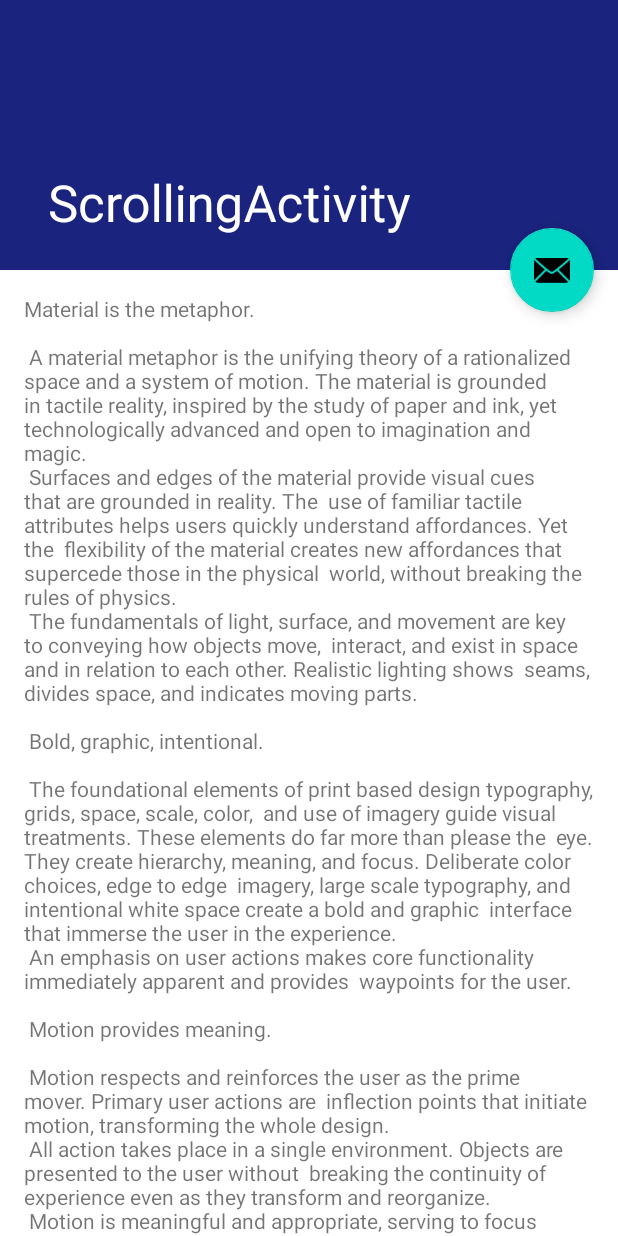
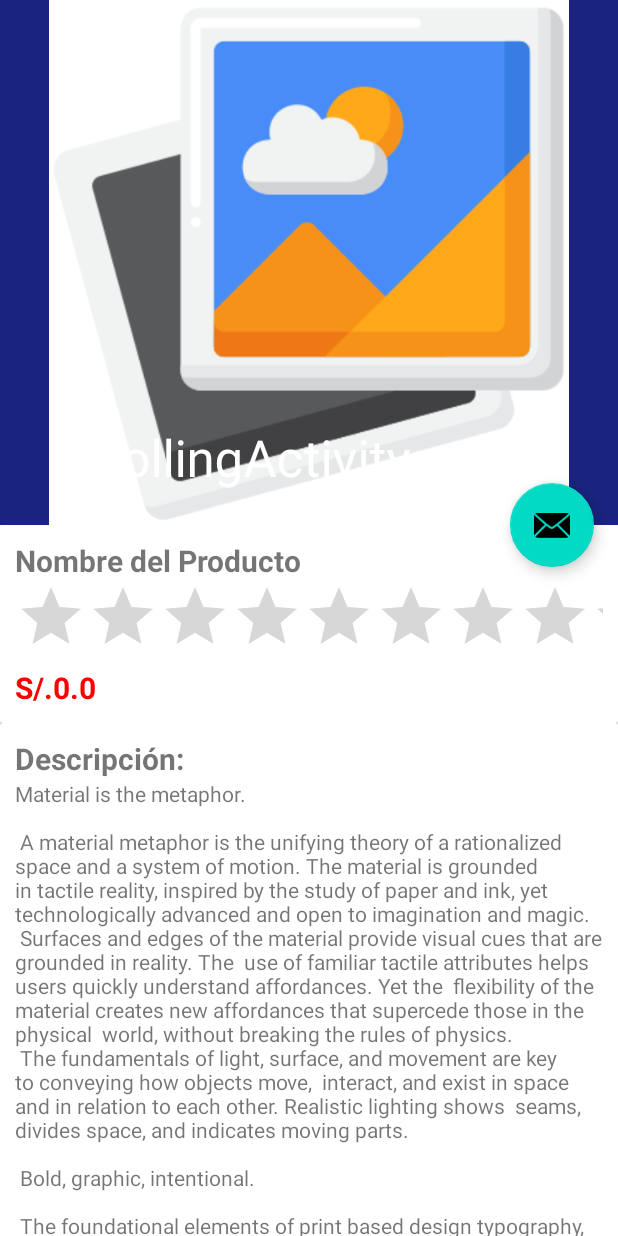
Before and after one commit to joseubillus/APKEComer2, an Android app: the MnDetaGallery screen opened directly, with no data from a screen before it, on a phone screen of 412 x 824 dp. Run offline under Robolectric (Android 15) with nearby library versions, the light colour scheme and no system bars.

Commit message:
Segundo commit

```diff
--- a/app/src/main/java/com/example/apkecomer/MnDetaGallery.java
+++ b/app/src/main/java/com/example/apkecomer/MnDetaGallery.java
@@ -10,10 +10,16 @@ import androidx.appcompat.app.AppCompatActivity;
 import androidx.appcompat.widget.Toolbar;
 
 import android.view.View;
+import android.widget.ImageView;
+import android.widget.RatingBar;
+import android.widget.TextView;
 
 import com.example.apkecomer.databinding.ActivityMnDetaGalleryBinding;
 
 public class MnDetaGallery extends AppCompatActivity {
+    private TextView Lblnom,Lblpre, Lbldesc;
+    private ImageView foto;
+    private RatingBar rting;
 
     private ActivityMnDetaGalleryBinding binding;
 
@@ -37,5 +43,15 @@ public class MnDetaGallery extends AppCompatActivity {
                         .setAction("Action", null).show();
             }
         });
+
+        Lblnom = (TextView) findViewById(R.id.FrmContDeGa_Lblnom);
+        Lblpre = (TextView) findViewById(R.id.FrmContDeGa_Lblpre);
+        rting = (RatingBar) findViewById(R.id.FrmContDeGa_Rting);
+        if(getIntent().getStringExtra("cod")!=null){
+            Bundle dato=getIntent().getExtras();
+            Lblnom.setText(""+dato.getString("nom"));
+            Lblpre.setText("S/."+dato.getString("pre"));
+            rting.setRating (new Float(dato.getString("ran")));
+        }
     }
 }
--- a/app/src/main/java/com/example/apkecomer/ui/gallery/GalleryFragment.java
+++ b/app/src/main/java/com/example/apkecomer/ui/gallery/GalleryFragment.java
@@ -45,7 +45,12 @@ public class GalleryFragment extends Fragment {
         GridProd.setOnItemClickListener(new AdapterView.OnItemClickListener() {
             @Override
             public void onItemClick(AdapterView<?> parent, View view, int position, long id) {
-                startActivity(new Intent(root.getContext(), MnDetaGallery.class));
+                Intent inte=new Intent(root.getContext(), MnDetaGallery.class);
+                inte.putExtra("cod",""+dpro.getItem(position).getCod());
+                inte.putExtra("nom",""+dpro.getItem(position).getNom());
+                inte.putExtra("pre",""+dpro.getItem(position).getPre());
+                inte.putExtra("ran",""+dpro.getItem(position).getRank());
+                startActivity(inte);
             }
         });
 
--- a/app/src/main/java/com/example/controlador/DProducto.java
+++ b/app/src/main/java/com/example/controlador/DProducto.java
@@ -93,11 +93,11 @@ public class DProducto implements IDao<Producto> {
 
     @Override
     public Producto getItem(int f) {
-        return null;
+        return array.get(f);
     }
 
     @Override
     public int getsize() {
-        return 0;
+        return array.size();
     }
 }
--- a/app/src/main/res/layout/activity_mn_deta_gallery.xml
+++ b/app/src/main/res/layout/activity_mn_deta_gallery.xml
@@ -30,6 +30,12 @@
                 app:layout_collapseMode="pin"
                 app:popupTheme="@style/Theme.APKEComer.PopupOverlay" />
 
+            <ImageView
+                android:id="@+id/imageView3"
+                android:layout_width="wrap_content"
+                android:layout_height="wrap_content"
+                app:srcCompat="@drawable/imagen" />
+
         </com.google.android.material.appbar.CollapsingToolbarLayout>
     </com.google.android.material.appbar.AppBarLayout>
 
--- a/app/src/main/res/layout/content_scrolling.xml
+++ b/app/src/main/res/layout/content_scrolling.xml
@@ -8,10 +8,72 @@
     tools:context=".MnDetaGallery"
     tools:showIn="@layout/activity_mn_deta_gallery">
 
-    <TextView
-        android:layout_width="wrap_content"
+    <LinearLayout
+        android:layout_width="match_parent"
         android:layout_height="wrap_content"
-        android:layout_margin="@dimen/text_margin"
-        android:text="@string/large_text" />
+        android:orientation="vertical">
 
+        <androidx.cardview.widget.CardView
+            android:layout_width="match_parent"
+            android:layout_height="match_parent">
+
+            <LinearLayout
+                android:layout_width="match_parent"
+                android:layout_height="match_parent"
+                android:layout_margin="10dp"
+                android:orientation="vertical">
+
+                <TextView
+                    android:id="@+id/FrmContDeGa_Lblnom"
+                    android:layout_width="match_parent"
+                    android:layout_height="wrap_content"
+                    android:text="Nombre del Producto"
+                    android:textSize="20sp"
+                    android:textStyle="bold" />
+
+                <RatingBar
+                    android:id="@+id/FrmContDeGa_Rting"
+                    android:layout_width="match_parent"
+                    android:layout_height="wrap_content" />
+
+                <TextView
+                    android:id="@+id/FrmContDeGa_Lblpre"
+                    android:layout_width="match_parent"
+                    android:layout_height="wrap_content"
+                    android:text="S/.0.0"
+                    android:textColor="#FF0000"
+                    android:textSize="20sp"
+                    android:textStyle="bold" />
+            </LinearLayout>
+
+        </androidx.cardview.widget.CardView>
+
+        <androidx.cardview.widget.CardView
+            android:layout_width="match_parent"
+            android:layout_height="match_parent" >
+
+            <LinearLayout
+                android:layout_width="match_parent"
+                android:layout_height="match_parent"
+                android:layout_margin="10dp"
+                android:orientation="vertical">
+
+                <TextView
+                    android:id="@+id/textView4"
+                    android:layout_width="match_parent"
+                    android:layout_height="wrap_content"
+                    android:text="Descripción:"
+                    android:textSize="20sp"
+                    android:textStyle="bold" />
+
+                <TextView
+                    android:id="@+id/textView5"
+                    android:layout_width="match_parent"
+                    android:layout_height="match_parent"
+                    android:text="@string/large_text" />
+            </LinearLayout>
+
+        </androidx.cardview.widget.CardView>
+
+    </LinearLayout>
 </androidx.core.widget.NestedScrollView>
--- a/app/src/main/res/values/dimens.xml
+++ b/app/src/main/res/values/dimens.xml
@@ -5,6 +5,6 @@
     <dimen name="nav_header_vertical_spacing">8dp</dimen>
     <dimen name="nav_header_height">176dp</dimen>
     <dimen name="fab_margin">16dp</dimen>
-    <dimen name="app_bar_height">180dp</dimen>
+    <dimen name="app_bar_height">350dp</dimen>
     <dimen name="text_margin">16dp</dimen>
 </resources>
```
